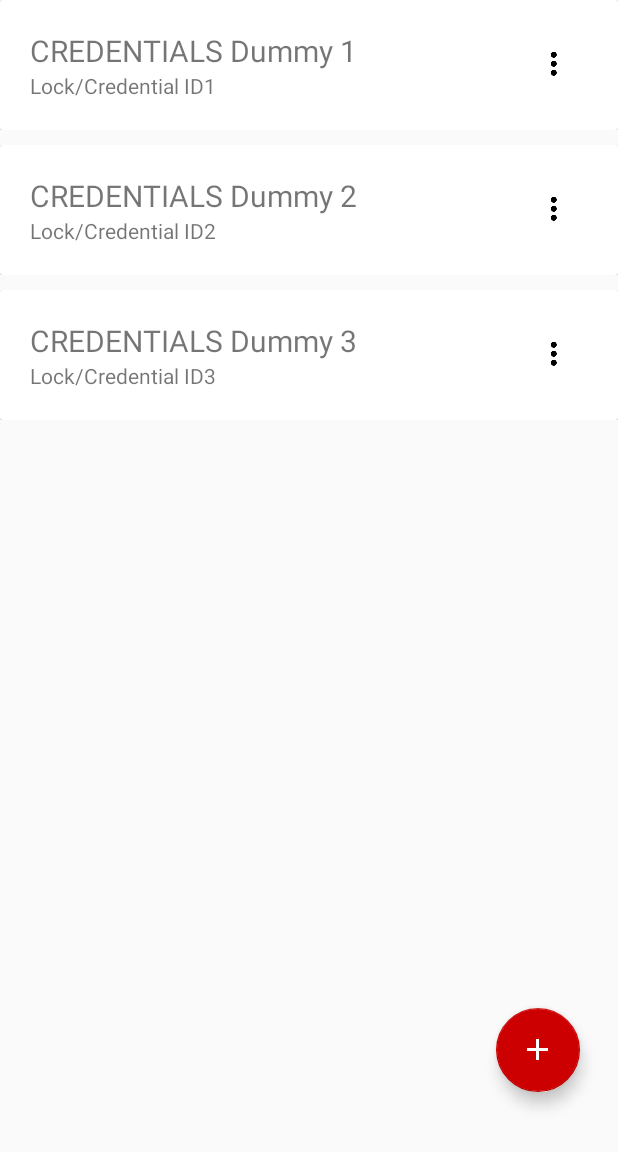
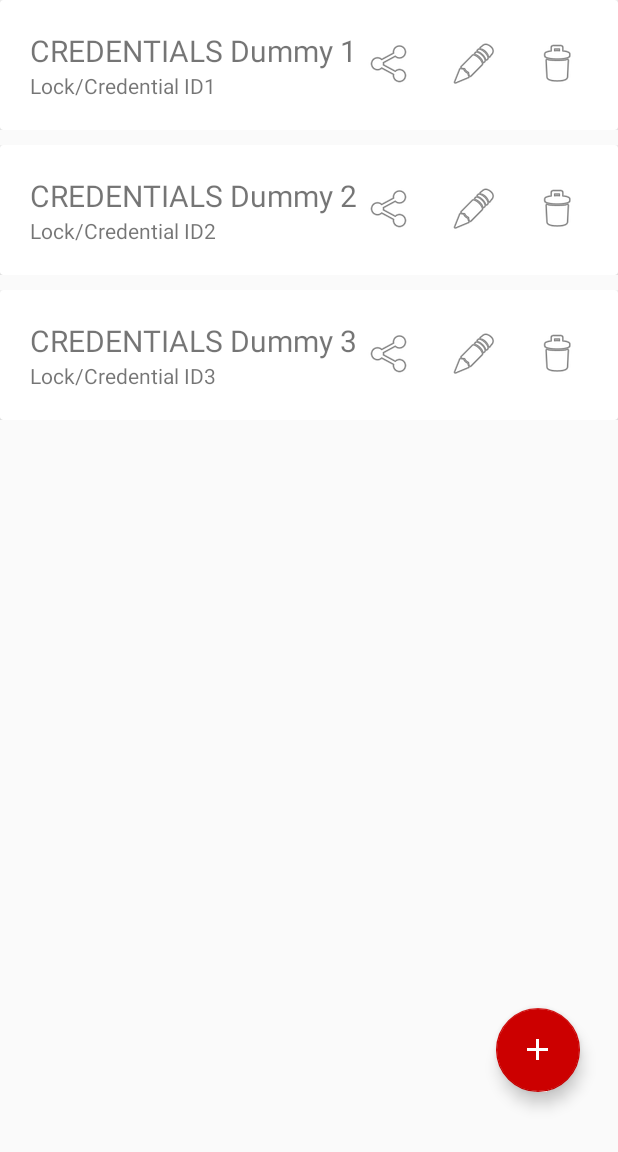
Before and after one commit to prithvi1973/ioki-app, an Android app: the Dashboard screen opened directly, with no data from a screen before it, in the options menu, after a tap on "Credentials", on a phone screen of 412 x 824 dp, the part 84-1236 px from its top. Run offline under Robolectric (Android 15) with nearby library versions, the phone set to English and light mode, and no system bars.

Commit message:
Add & Delete Working
 - Bug: Parent Activity not being refreshed

```diff
--- a/app/src/main/java/com/ioki/key/Dashboard.java
+++ b/app/src/main/java/com/ioki/key/Dashboard.java
@@ -15,6 +15,7 @@ import android.support.v7.widget.Toolbar;
 import android.util.Log;
 import android.view.Menu;
 import android.view.MenuItem;
+import android.view.View;
 import android.widget.ProgressBar;
 
 import org.json.JSONArray;
@@ -38,6 +39,7 @@ public class Dashboard extends AppCompatActivity{
     private ProgressBar listItemProgressBar;
     private RecyclerView recyclerView;
     private List<ListItem> listItems;
+    private String currView;
 
     @Override
     protected void onCreate(Bundle savedInstanceState) {
@@ -67,6 +69,7 @@ public class Dashboard extends AppCompatActivity{
 
     @SuppressLint("RtlHardcoded")
     public void loadFrequentlyUsed(MenuItem item) {
+        currView = "frequent";
         fab.setVisibility(GONE);
         new populateRecyclerViewTask("locks", listItems, recyclerView, listItemProgressBar).execute("1");
         drawerLayout.closeDrawer(LEFT);
@@ -74,6 +77,7 @@ public class Dashboard extends AppCompatActivity{
 
     @SuppressLint("RtlHardcoded")
     public void loadLocks(MenuItem item) {
+        currView = "locks";
         fab.setVisibility(VISIBLE);
         new populateRecyclerViewTask("locks", listItems, recyclerView, listItemProgressBar).execute("1");
         drawerLayout.closeDrawer(LEFT);
@@ -81,6 +85,7 @@ public class Dashboard extends AppCompatActivity{
 
     @SuppressLint("RtlHardcoded")
     public void loadCredentials(MenuItem item) {
+        currView = "credentials";
         fab.setVisibility(VISIBLE);
         new populateRecyclerViewTask("credentials", listItems, recyclerView, listItemProgressBar).execute("1");
         drawerLayout.closeDrawer(LEFT);
@@ -103,6 +108,20 @@ public class Dashboard extends AppCompatActivity{
         getPreferenceObject().removeAllSharedPreferences();
         startActivity(intent);
         finish();
+    }
+
+    public void addNew(View view) {
+        Intent i;
+        if(currView.equals("locks")) {
+            Log.d("ioki-debug", "Inside Locks");
+            i = new Intent(view.getContext(),AddLock.class);
+            startActivity(i);
+        }
+        else if(currView.equals("credentials")) {
+            Log.d("ioki-debug", "Inside Credentials");
+            i = new Intent(view.getContext(),AddCredential.class);
+            startActivity(i);
+        }
     }
 
     @SuppressLint("StaticFieldLeak")
@@ -139,7 +158,7 @@ public class Dashboard extends AppCompatActivity{
 
         private void populateDummyListItems() {
             for(int i=0; i<3; i++)
-                listItems.add(new ListItem(requestType.toUpperCase() + " Dummy " + (i+1),"Lock/Credential ID" + (i+1), requestType));
+                listItems.add(new ListItem(requestType.toUpperCase() + " Dummy " + (i+1),"Lock/Credential ID" + (i+1), requestType, String.valueOf(i+1)));
         }
 
         @Override
@@ -155,7 +174,7 @@ public class Dashboard extends AppCompatActivity{
                         for (int i = 0; i < listItemArray.length(); i++) {
                             JSONObject listItemObject = listItemArray.getJSONObject(i);
                             Log.d("ioki-debug", listItemObject.getString("name") + " | " + listItemObject.getString("id"));
-                            listItems.add(new ListItem(listItemObject.getString("name"), listItemObject.getString("id"), requestType));
+                            listItems.add(new ListItem(listItemObject.getString("name"), listItemObject.getString("id"), requestType, listItemObject.getString("id")));
                         }
                     }
                     else if(requestType.equals("credentials")) {
@@ -164,7 +183,7 @@ public class Dashboard extends AppCompatActivity{
                         for(int i=0; i < encrypted.length(); i++) {
                             JSONObject enc = encrypted.getJSONObject(i);
                             JSONObject dec = decrypted.getJSONObject(i);
-                            listItems.add(new ListItem(dec.getString("login"), enc.getString("link"), requestType));
+                            listItems.add(new ListItem(dec.getString("login"), enc.getString("link"), requestType, enc.getString("id")));
                         }
                     }
                 } catch (JSONException e) {populateDummyListItems();}
--- a/app/src/main/java/com/ioki/key/ListItem.java
+++ b/app/src/main/java/com/ioki/key/ListItem.java
@@ -4,11 +4,13 @@ public class ListItem {
     private String heading;
     private String description;
     private String requestType;
+    private String id;
 
-    ListItem(String heading, String description, String requestType) {
+    ListItem(String heading, String description, String requestType, String id) {
         this.heading = heading;
         this.description = description;
         this.requestType = requestType;
+        this.id = id;
     }
 
     public String getHeading() {return heading;}
@@ -16,4 +18,6 @@ public class ListItem {
     public String getDescription() {return description;}
 
     public String getRequestType() {return requestType;}
+
+    public String getId() {return id;}
 }
--- a/app/src/main/java/com/ioki/key/ListItemAdapter.java
+++ b/app/src/main/java/com/ioki/key/ListItemAdapter.java
@@ -1,14 +1,26 @@
 package com.ioki.key;
 
+import android.app.Activity;
+import android.content.Intent;
+import android.os.AsyncTask;
 import android.support.annotation.NonNull;
 import android.support.v7.widget.RecyclerView;
+import android.util.Log;
 import android.view.LayoutInflater;
 import android.view.View;
 import android.view.ViewGroup;
 import android.widget.ImageButton;
 import android.widget.TextView;
+import android.widget.Toast;
 
+import org.json.JSONException;
+import org.json.JSONObject;
+
+import java.util.HashMap;
 import java.util.List;
+
+import static com.ioki.key.MainActivity.RESPONSE;
+import static com.ioki.key.MainActivity.getPreferenceObject;
 
 public class ListItemAdapter extends RecyclerView.Adapter<ListItemAdapter.ViewHolder> {
 
@@ -30,7 +42,20 @@ public class ListItemAdapter extends RecyclerView.Adapter<ListItemAdapter.ViewHo
         final ListItem listItem = listItems.get(position);
         holder.heading.setText(listItem.getHeading());
         holder.description.setText(listItem.getDescription());
-        if(listItem.getRequestType().equals("credentials")) holder.actionButton.setVisibility(View.GONE);
+        if(listItem.getRequestType().equals("locks")) holder.listItemActionButton.setVisibility(View.VISIBLE);
+        else holder.listItemActionButton.setVisibility(View.GONE);
+        holder.deleteItemActionButton.setOnClickListener(new View.OnClickListener() {
+            @Override
+            public void onClick(View view) {
+                new deleteItemTask(view).execute(listItem.getRequestType(), listItem.getId());
+            }
+        });
+        holder.updateItemActionButton.setOnClickListener(new View.OnClickListener() {
+            @Override
+            public void onClick(View view) {
+                Intent i = new Intent();
+            }
+        });
     }
 
 
@@ -43,13 +68,67 @@ public class ListItemAdapter extends RecyclerView.Adapter<ListItemAdapter.ViewHo
 
         TextView heading;
         TextView description;
-        ImageButton actionButton;
+
+        ImageButton listItemActionButton;
+        ImageButton updateItemActionButton;
+        ImageButton shareItemActionButton;
+        ImageButton deleteItemActionButton;
 
         ViewHolder(View itemView) {
             super(itemView);
+
             heading = itemView.findViewById(R.id.listItemHeading);
             description = itemView.findViewById(R.id.listItemDescription);
-            actionButton = itemView.findViewById(R.id.listItemActionButton);
+
+            listItemActionButton = itemView.findViewById(R.id.listItemActionButton);
+            updateItemActionButton = itemView.findViewById(R.id.updateItemActionButton);
+            shareItemActionButton = itemView.findViewById(R.id.shareItemActionButton);
+            deleteItemActionButton = itemView.findViewById(R.id.deleteItemActionButton);
         }
     }
+
+    // Inner class to invoke POST request for user/credentials/add
+    private static class deleteItemTask extends AsyncTask<String, Void, String> {
+
+        private String response;
+        View v;
+
+        public deleteItemTask(View v) {
+            this.response = "";
+            this.v = v;
+        }
+
+        @Override
+        protected String doInBackground(String... params) {
+            // Making map of POST parameters
+            HashMap<String, String> dataParams = new HashMap<>();
+            dataParams.put("submit","1");
+
+            // Generating URL for POST request
+            String requestURL = NetworkUtils.IoKi_BASE_URL + params[0] + "/delete/" + params[1];
+            Log.d("ioki-debug", requestURL);
+
+            // Fetching response using utility function
+            response = NetworkUtils.performPostCall(requestURL,dataParams);
+            return response;
+        }
+
+        protected void onPostExecute(String queryResults) {
+            if (response != null && !response.equals("")) {
+                JSONObject json = null;
+                try {
+                    json = new JSONObject(response);
+                    getPreferenceObject().saveData(RESPONSE, response);
+
+                    String status = json.getJSONArray("messages").getJSONObject(0).getString("type");
+                    String message = json.getJSONArray("messages").getJSONObject(0).getString("message");
+                    Toast.makeText(v.getContext(),message,Toast.LENGTH_LONG).show();
+
+                } catch (JSONException e) {
+                    Toast.makeText(v.getContext(),"Invalid Server Response",Toast.LENGTH_LONG).show();
+                }
+            }
+        }
+    }
+
 }
--- a/app/src/main/java/com/ioki/key/MainActivity.java
+++ b/app/src/main/java/com/ioki/key/MainActivity.java
@@ -49,6 +49,7 @@ public class MainActivity extends AppCompatActivity {
                 && !spResponse.equals(defaultValue)){
             Intent intent = new Intent(this, Dashboard.class);
             startActivity(intent);
+            finish();
         }
     }
 
@@ -125,17 +126,12 @@ public class MainActivity extends AppCompatActivity {
                         preferenceObject.saveData(USERNAME, User.getUsername());
                         preferenceObject.saveData(PASSWORD, User.getPassword());
                     }
-
-                    Log.d("ioki-debug", "JSON Response Type: "+type);
-                    Log.d("ioki-debug", "JSON Response: "+response);
                 } catch (JSONException e) {
                     Toast.makeText(this.context, "Invalid Server Response", Toast.LENGTH_LONG).show();
                     e.printStackTrace();
-                    Log.d("ioki-debug", "Invalid Response: "+response);
                 }
             }else{
                 Toast.makeText(this.context, "Couldn't communicate with server", Toast.LENGTH_LONG).show();
-                Log.d("ioki-debug","No results fetched from user/");
             }
         }
     }
--- a/app/src/main/java/com/ioki/key/NetworkUtils.java
+++ b/app/src/main/java/com/ioki/key/NetworkUtils.java
@@ -78,7 +78,6 @@ public class NetworkUtils {
     public static String performPostCall(String requestURL, HashMap<String, String> postDataParams) {
 
         URL url;
-        // TODO: Add app request identifier in request URL
         Log.d("ioki", requestURL);
         try {
             Log.d("ioki", getPostDataString(postDataParams));
--- a/app/src/main/res/layout/dashboard.xml
+++ b/app/src/main/res/layout/dashboard.xml
@@ -40,7 +40,8 @@
             app:backgroundTint="@android:color/holo_red_dark"
             app:rippleColor="@android:color/holo_red_light"
             app:srcCompat="@drawable/baseline_add_white_24"
-            android:focusable="true" />
+            android:focusable="true"
+            android:onClick="addNew" />
 
         <ProgressBar
             android:id="@+id/listItemProgressBar"
--- a/app/src/main/res/layout/list_item.xml
+++ b/app/src/main/res/layout/list_item.xml
@@ -19,7 +19,7 @@
                 android:id="@+id/listItemActionButton"
                 android:layout_width="45dp"
                 android:layout_height="45dp"
-                android:layout_column="6"
+                android:layout_column="4"
                 android:layout_row="2"
                 android:layout_rowSpan="3"
                 android:background="@color/cardview_light_background"
@@ -27,7 +27,29 @@
                 android:layout_marginRight="10dp"/>
 
             <ImageButton
-                android:id="@+id/listItemMoreButton"
+                android:id="@+id/updateItemActionButton"
+                android:layout_width="45dp"
+                android:layout_height="45dp"
+                android:layout_column="6"
+                android:layout_marginRight="10dp"
+                android:layout_row="2"
+                android:layout_rowSpan="3"
+                android:background="@color/cardview_light_background"
+                android:src="@android:drawable/ic_menu_edit" />
+
+            <ImageButton
+                android:id="@+id/shareItemActionButton"
+                android:layout_width="45dp"
+                android:layout_height="45dp"
+                android:layout_column="5"
+                android:layout_marginRight="10dp"
+                android:layout_row="2"
+                android:layout_rowSpan="3"
+                android:background="@color/cardview_light_background"
+                android:src="@android:drawable/ic_menu_share" />
+
+            <ImageButton
+                android:id="@+id/deleteItemActionButton"
                 android:layout_width="45dp"
                 android:layout_height="45dp"
                 android:layout_column="7"
@@ -35,13 +57,13 @@
                 android:layout_rowSpan="3"
                 android:background="@color/cardview_light_background"
                 android:cropToPadding="false"
-                android:src="@drawable/baseline_more_vert_black_24" />
+                android:src="@android:drawable/ic_menu_delete" />
 
             <android.support.v7.widget.AppCompatTextView
                 android:id="@+id/listItemHeading"
                 android:layout_width="wrap_content"
                 android:layout_height="wrap_content"
-                android:layout_column="4"
+                android:layout_column="2"
                 android:layout_row="2"
                 android:text="Heading"
                 android:textSize="20dp" />
@@ -50,7 +72,7 @@
                 android:id="@+id/listItemDescription"
                 android:layout_width="wrap_content"
                 android:layout_height="wrap_content"
-                android:layout_column="4"
+                android:layout_column="2"
                 android:layout_row="4"
                 android:text="Description" />
 
```
Also changed, not shown: app/src/main/java/com/ioki/key/AddCredential.java (+65 -10 lines), app/src/main/java/com/ioki/key/AddLock.java (+58 -4 lines).
